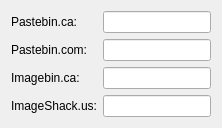
Above: applets/pastebin/pastebinServersConfig.ui from KDE/kdeplasma-addons before the change. Below: the same form after it.
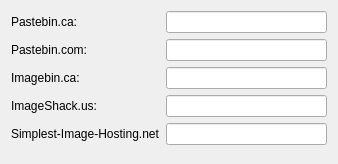
That is the form after the change. Custom widgets are drawn as their Qt base class.

Commit message: Add Simplest Image Hosting support and add buddies for labels in configuration dialog

```diff
--- a/applets/pastebin/pastebinServersConfig.ui
+++ b/applets/pastebin/pastebinServersConfig.ui
@@ -2,6 +2,14 @@
 <ui version="4.0">
  <class>pastebinServersConfig</class>
  <widget class="QWidget" name="pastebinServersConfig">
+  <property name="geometry">
+   <rect>
+    <x>0</x>
+    <y>0</y>
+    <width>338</width>
+    <height>164</height>
+   </rect>
+  </property>
   <property name="windowTitle">
    <string>Pastebin Server Config Dialog</string>
   </property>
@@ -46,6 +54,19 @@
    <item row="3" column="1">
     <widget class="KLineEdit" name="imageshack"/>
    </item>
+   <item row="4" column="1">
+    <widget class="KLineEdit" name="simplestimagehosting"/>
+   </item>
+   <item row="4" column="0">
+    <widget class="QLabel" name="simplestimagehostingLbel">
+     <property name="text">
+      <string>Simplest-Image-Hosting.net</string>
+     </property>
+     <property name="buddy">
+      <cstring>simplestimagehosting</cstring>
+     </property>
+    </widget>
+   </item>
   </layout>
  </widget>
  <customwidgets>
```
Left out of the diff: 20 changed lines with no effect on the pictures. The commit also changes 6 other files.
